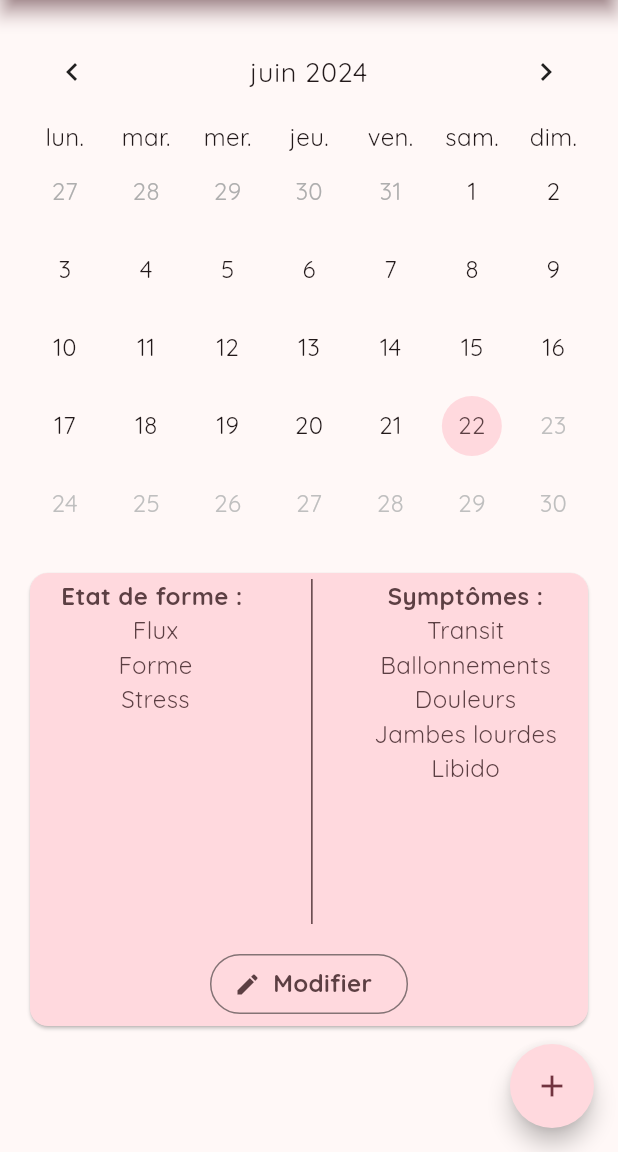
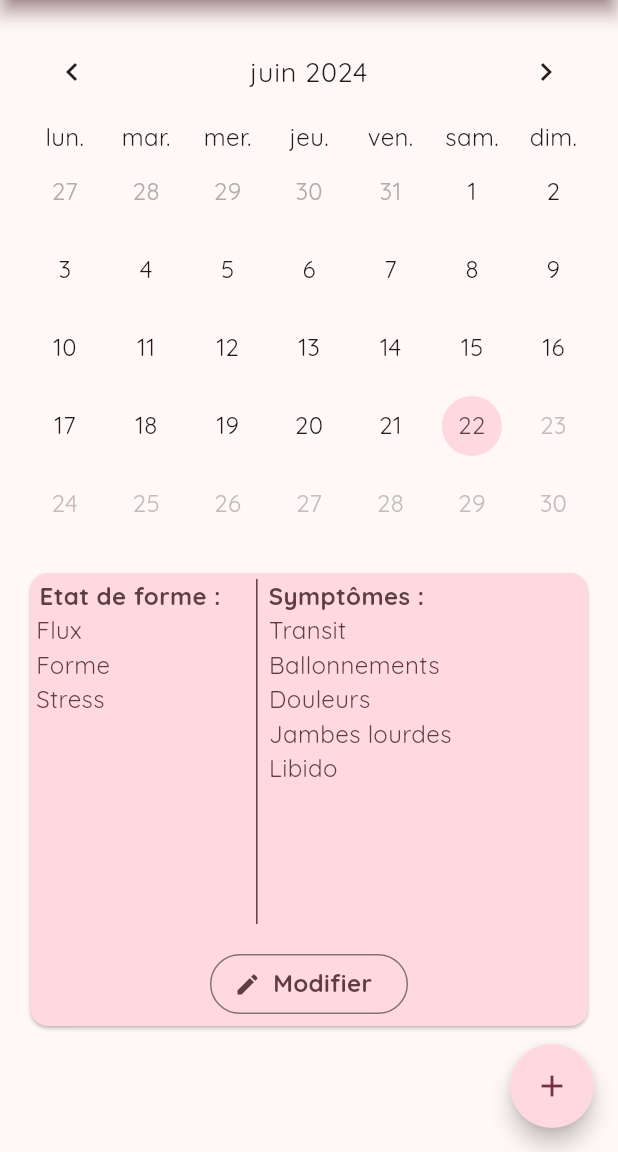
Before and after one commit to anciobanu/mes_cycles, a Flutter app: the screen it shows after launch, on a phone screen of 412 x 824 dp, the part 84-1236 px from its top. Run offline on Flutter 3.47's test engine with Material 3 defaults, Android fonts, the phone set to English and light mode, and no system bars; drawn by our look-alikes of table_calendar; our stand-ins replace google_fonts, hive, hive_flutter; accounts and stored records are empty.

Commit message:
Card view tweaking

```diff
--- a/lib/src/widget/calendar.dart
+++ b/lib/src/widget/calendar.dart
@@ -79,7 +79,10 @@ class _CalendarState extends State<Calendar> {
                           child: Row(
                             mainAxisAlignment: MainAxisAlignment.spaceAround,
                             children: [
-                              Column(
+                              Expanded(
+                                flex: 2,
+                                child: Column(
+                                  crossAxisAlignment: CrossAxisAlignment.start,
                                   children: [
                                     Text(
                                       'Etat de forme : ',
@@ -91,9 +94,10 @@ class _CalendarState extends State<Calendar> {
                                                   .colorScheme
                                                   .onSecondaryContainer,
                                               fontWeight: FontWeight.bold),
+                                              textAlign: TextAlign.center,
                                     ),
                                     Text(
-                                    _cycles.get(DateTime(daySelected.year, daySelected.month, daySelected.day).toString()) == null ? 'Flux' : 'Flux ${_cycles.get(DateTime(daySelected.year, daySelected.month, daySelected.day).toString())!.flux} /5',
+                                      _cycles.get(DateTime(daySelected.year, daySelected.month, daySelected.day).toString()) == null ? 'Flux' : '${_cycles.get(DateTime(daySelected.year, daySelected.month, daySelected.day).toString())!.flux.toInt()}/5 Flux',
                                       textAlign: TextAlign.left,
                                       style: Theme.of(context)
                                           .textTheme
@@ -105,7 +109,7 @@ class _CalendarState extends State<Calendar> {
                                           ),
                                     ),
                                     Text(
-                                    _cycles.get(DateTime(daySelected.year, daySelected.month, daySelected.day).toString()) == null ? 'Forme' : 'Forme ${_cycles.get(DateTime(daySelected.year, daySelected.month, daySelected.day).toString())!.forme} /5',
+                                      _cycles.get(DateTime(daySelected.year, daySelected.month, daySelected.day).toString()) == null ? 'Forme' : '${_cycles.get(DateTime(daySelected.year, daySelected.month, daySelected.day).toString())!.forme.toInt()}/5 Forme',
                                       style: Theme.of(context)
                                           .textTheme
                                           .bodyMedium!
@@ -116,7 +120,7 @@ class _CalendarState extends State<Calendar> {
                                           ),
                                     ),
                                     Text(
-                                    _cycles.get(DateTime(daySelected.year, daySelected.month, daySelected.day).toString()) == null ? 'Stress' : 'Stress ${_cycles.get(DateTime(daySelected.year, daySelected.month, daySelected.day).toString())!.stress} /5',
+                                      _cycles.get(DateTime(daySelected.year, daySelected.month, daySelected.day).toString()) == null ? 'Stress' : '${_cycles.get(DateTime(daySelected.year, daySelected.month, daySelected.day).toString())!.stress.toInt()}/5 Stress',
                                       style: Theme.of(context)
                                           .textTheme
                                           .bodyMedium!
@@ -128,12 +132,16 @@ class _CalendarState extends State<Calendar> {
                                     ),
                                   ],
                                 ),
+                              ),
                               VerticalDivider(
                                   thickness: 1,
                                   color: Theme.of(context)
                                       .colorScheme
                                       .onSecondaryContainer),
-                              Column(
+                              Expanded(
+                                flex: 3,
+                                child: Column(
+                                  crossAxisAlignment: CrossAxisAlignment.start,
                                   children: [
                                     Text(
                                       'Symptômes :',
@@ -145,9 +153,10 @@ class _CalendarState extends State<Calendar> {
                                                   .colorScheme
                                                   .onSecondaryContainer,
                                               fontWeight: FontWeight.bold),
+                                        textAlign: TextAlign.center,
                                     ),
                                     Text(
-                                    _cycles.get(DateTime(daySelected.year, daySelected.month, daySelected.day).toString()) == null ? 'Transit' : 'Transit ${_cycles.get(DateTime(daySelected.year, daySelected.month, daySelected.day).toString())!.transit} /5',
+                                      _cycles.get(DateTime(daySelected.year, daySelected.month, daySelected.day).toString()) == null ? 'Transit' : '${_cycles.get(DateTime(daySelected.year, daySelected.month, daySelected.day).toString())!.transit.toInt()}/5 Transit',
                                       style: Theme.of(context)
                                           .textTheme
                                           .bodyMedium!
@@ -158,7 +167,7 @@ class _CalendarState extends State<Calendar> {
                                           ),
                                     ),
                                     Text(
-                                    _cycles.get(DateTime(daySelected.year, daySelected.month, daySelected.day).toString()) == null ? 'Ballonnements' : 'Ballonnements ${_cycles.get(DateTime(daySelected.year, daySelected.month, daySelected.day).toString())!.ballonnements} /5',
+                                      _cycles.get(DateTime(daySelected.year, daySelected.month, daySelected.day).toString()) == null ? 'Ballonnements' : '${_cycles.get(DateTime(daySelected.year, daySelected.month, daySelected.day).toString())!.ballonnements.toInt()}/5 Ballonnements',
                                       style: Theme.of(context)
                                           .textTheme
                                           .bodyMedium!
@@ -169,7 +178,7 @@ class _CalendarState extends State<Calendar> {
                                           ),
                                     ),
                                     Text(
-                                    _cycles.get(DateTime(daySelected.year, daySelected.month, daySelected.day).toString()) == null ? 'Douleurs' : 'Douleurs ${_cycles.get(DateTime(daySelected.year, daySelected.month, daySelected.day).toString())!.douleurs} /5',
+                                      _cycles.get(DateTime(daySelected.year, daySelected.month, daySelected.day).toString()) == null ? 'Douleurs' : '${_cycles.get(DateTime(daySelected.year, daySelected.month, daySelected.day).toString())!.douleurs.toInt()}/5 Douleurs',
                                       style: Theme.of(context)
                                           .textTheme
                                           .bodyMedium!
@@ -180,7 +189,7 @@ class _CalendarState extends State<Calendar> {
                                           ),
                                     ),
                                     Text(
-                                    _cycles.get(DateTime(daySelected.year, daySelected.month, daySelected.day).toString()) == null ? 'Jambes lourdes' : 'Jambes lourdes ${_cycles.get(DateTime(daySelected.year, daySelected.month, daySelected.day).toString())!.jambesLourdes} /5',
+                                      _cycles.get(DateTime(daySelected.year, daySelected.month, daySelected.day).toString()) == null ? 'Jambes lourdes' : '${_cycles.get(DateTime(daySelected.year, daySelected.month, daySelected.day).toString())!.jambesLourdes.toInt()}/5 Jambes lourdes',
                                       style: Theme.of(context)
                                           .textTheme
                                           .bodyMedium!
@@ -191,7 +200,7 @@ class _CalendarState extends State<Calendar> {
                                           ),
                                     ),
                                     Text(
-                                    _cycles.get(DateTime(daySelected.year, daySelected.month, daySelected.day).toString()) == null ? 'Libido' : 'Libido ${_cycles.get(DateTime(daySelected.year, daySelected.month, daySelected.day).toString())!.libido} /5',
+                                      _cycles.get(DateTime(daySelected.year, daySelected.month, daySelected.day).toString()) == null ? 'Libido' : '${_cycles.get(DateTime(daySelected.year, daySelected.month, daySelected.day).toString())!.libido.toInt()}/5 Libido',
                                       style: Theme.of(context)
                                           .textTheme
                                           .bodyMedium!
@@ -202,6 +211,7 @@ class _CalendarState extends State<Calendar> {
                                           ),
                                     ),
                                   ],
+                                ),
                               ),
                             ],
                           ),
```
Lines whose indentation alone changed are shown as unchanged.
